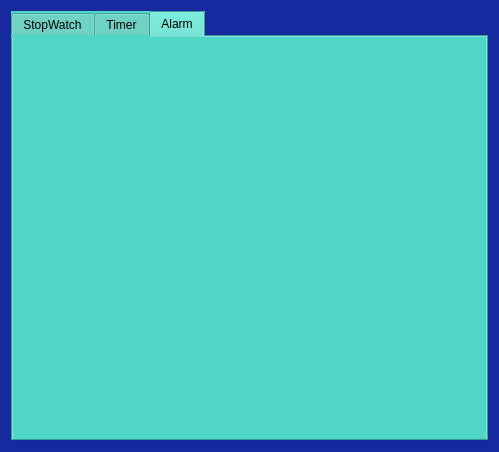
Before: the Qt Designer form form.ui in FatemeZamanian/Timer, drawn with Qt 5.
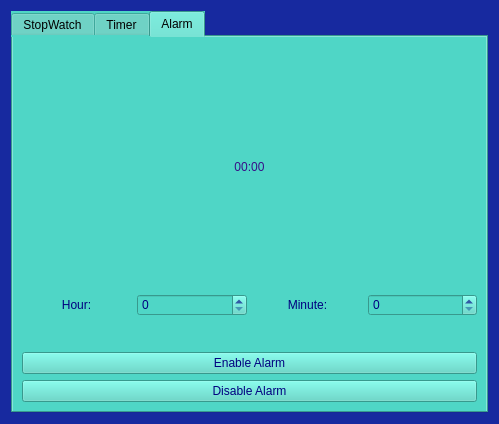
After: the same form once the commit is applied. The open tabs and pages were chosen to show the change.

The edit to the form file:
```diff
--- a/form.ui
+++ b/form.ui
@@ -7,7 +7,7 @@
     <x>0</x>
     <y>0</y>
     <width>499</width>
-    <height>452</height>
+    <height>424</height>
    </rect>
   </property>
   <property name="windowTitle">
@@ -251,6 +251,99 @@
       <attribute name="title">
        <string>Alarm</string>
       </attribute>
+      <layout class="QGridLayout" name="gridLayout_5">
+       <item row="0" column="0">
+        <layout class="QVBoxLayout" name="verticalLayout_3">
+         <item>
+          <widget class="QLabel" name="lbl_alarm">
+           <property name="styleSheet">
+            <string notr="true">font: 36pt &quot;Comic Sans MS&quot;;
+color: rgb(55, 17, 135);</string>
+           </property>
+           <property name="text">
+            <string>00:00</string>
+           </property>
+           <property name="alignment">
+            <set>Qt::AlignCenter</set>
+           </property>
+          </widget>
+         </item>
+         <item>
+          <layout class="QHBoxLayout" name="horizontalLayout_2">
+           <property name="bottomMargin">
+            <number>30</number>
+           </property>
+           <item>
+            <widget class="QLabel" name="label_5">
+             <property name="styleSheet">
+              <string notr="true">color: rgb(0, 0, 127);
+font: 12pt &quot;Comic Sans MS&quot;;</string>
+             </property>
+             <property name="text">
+              <string>Hour:</string>
+             </property>
+             <property name="alignment">
+              <set>Qt::AlignCenter</set>
+             </property>
+            </widget>
+           </item>
+           <item>
+            <widget class="QSpinBox" name="sp_ho">
+             <property name="styleSheet">
+              <string notr="true">color: rgb(0, 0, 127);
+font: 10pt &quot;Comic Sans MS&quot;;</string>
+             </property>
+            </widget>
+           </item>
+           <item>
+            <widget class="QLabel" name="label_6">
+             <property name="styleSheet">
+              <string notr="true">color: rgb(0, 0, 127);
+font: 12pt &quot;Comic Sans MS&quot;;</string>
+             </property>
+             <property name="text">
+              <string>Minute:</string>
+             </property>
+             <property name="alignment">
+              <set>Qt::AlignCenter</set>
+             </property>
+            </widget>
+           </item>
+           <item>
+            <widget class="QSpinBox" name="sp_mi">
+             <property name="styleSheet">
+              <string notr="true">color: rgb(0, 0, 127);
+font: 10pt &quot;Comic Sans MS&quot;;</string>
+             </property>
+            </widget>
+           </item>
+          </layout>
+         </item>
+         <item>
+          <widget class="QPushButton" name="btn_alarm_on">
+           <property name="styleSheet">
+            <string notr="true">color: rgb(0, 0, 127);
+font: 12pt &quot;Comic Sans MS&quot;;</string>
+           </property>
+           <property name="text">
+            <string>Enable Alarm</string>
+           </property>
+          </widget>
+         </item>
+         <item>
+          <widget class="QPushButton" name="btn_alarm_off">
+           <property name="styleSheet">
+            <string notr="true">color: rgb(0, 0, 127);
+font: 12pt &quot;Comic Sans MS&quot;;</string>
+           </property>
+           <property name="text">
+            <string>Disable Alarm</string>
+           </property>
+          </widget>
+         </item>
+        </layout>
+       </item>
+      </layout>
      </widget>
     </widget>
    </item>
```
Left out of the diff: 5 changed lines with no effect on the pictures.
